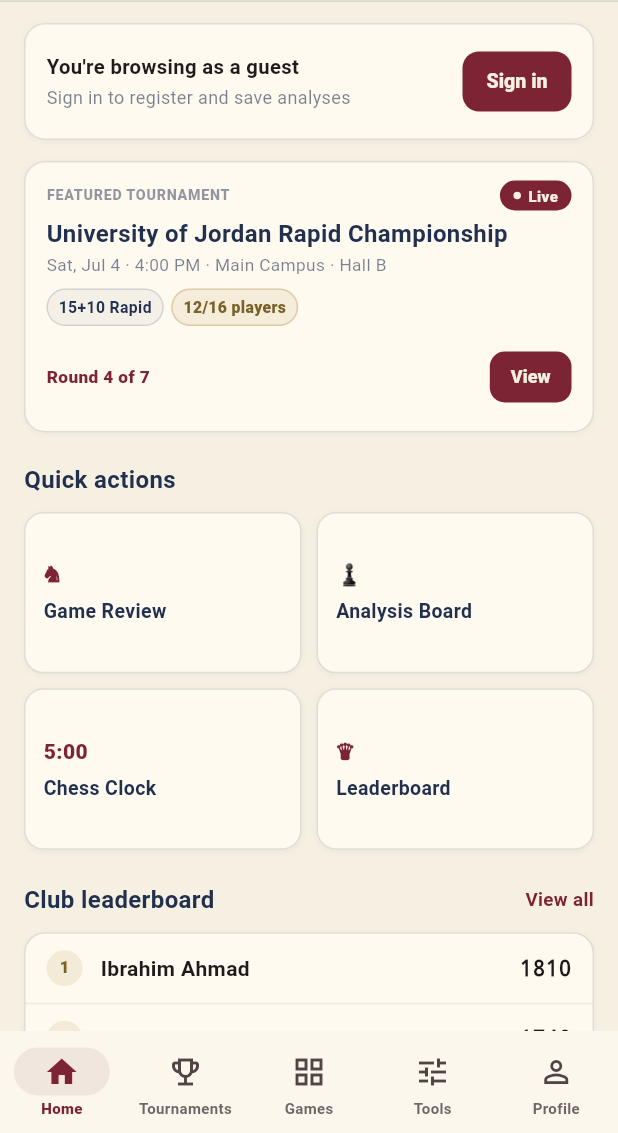
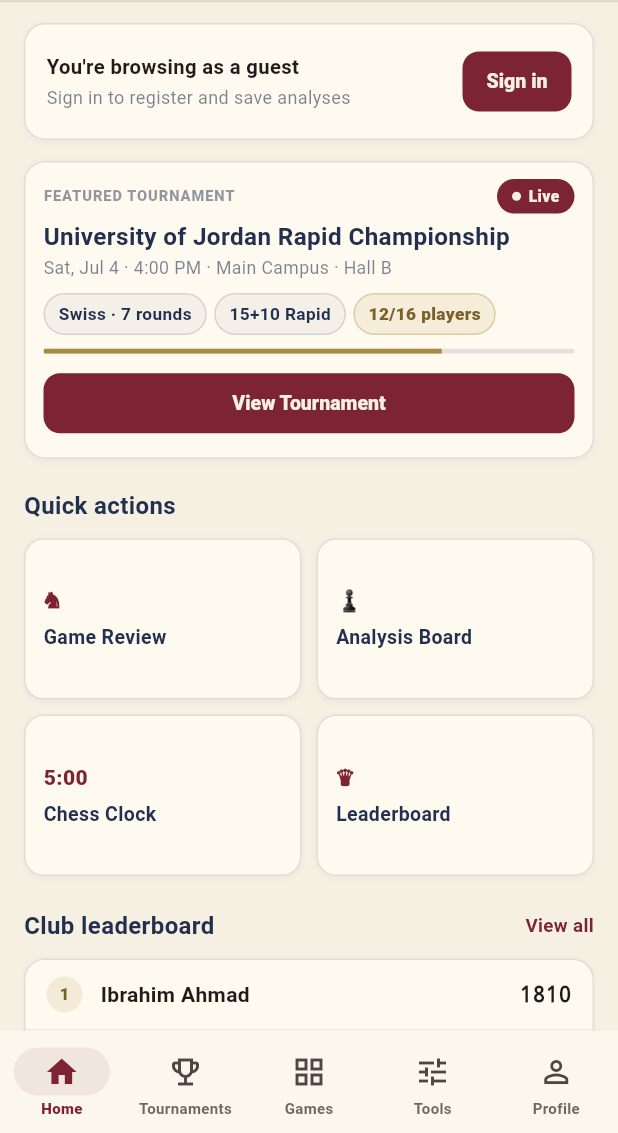
Before and after one commit to Ibra0hh/juchess-platform, a Flutter app: the screen it shows after launch, on a phone screen of 412 x 824 dp, the part 103-1236 px from its top. Run offline on Flutter 3.47's test engine with Material 3 defaults, Android fonts, the phone set to English and light mode, and no system bars; our stand-ins replace appwrite; Roboto replaces fonts that are missing (-apple-system, Georgia).

```diff
--- a/apps/mobile/lib/main.dart
+++ b/apps/mobile/lib/main.dart
@@ -797,9 +797,11 @@
 
   @override
   Widget build(BuildContext context) {
+    final progress = _playerProgress(event.chips);
+
     return PrototypeCard(
       margin: EdgeInsets.zero,
-      padding: const EdgeInsets.fromLTRB(14, 12, 14, 12),
+      padding: const EdgeInsets.fromLTRB(12, 11, 12, 12),
       child: Column(
         crossAxisAlignment: CrossAxisAlignment.start,
         children: [
@@ -809,14 +811,14 @@
                 'FEATURED TOURNAMENT',
                 style: TextStyle(
                   color: Color(0x8021304e),
-                  fontSize: 9.5,
+                  fontSize: 9.8,
                   fontWeight: FontWeight.w800,
-                  letterSpacing: 0.5,
+                  letterSpacing: 0.6,
                 ),
               ),
               const Spacer(),
               if (event.status == 'active')
-                const LivePill(small: true)
+                const LivePill()
               else
                 StatusPill(event.status),
             ],
@@ -824,9 +826,9 @@
           const SizedBox(height: 6),
           SerifText(
             event.name,
-            size: 16,
+            size: 16.2,
             weight: FontWeight.w700,
-            height: 1.18,
+            height: 1.2,
             maxLines: 2,
             overflow: TextOverflow.ellipsis,
           ),
@@ -835,54 +837,55 @@
             event.meta,
             maxLines: 1,
             overflow: TextOverflow.ellipsis,
-            style: const TextStyle(color: Color(0x9921304e), fontSize: 11.5),
+            style: const TextStyle(color: Color(0x9921304e), fontSize: 11.8),
           ),
           const SizedBox(height: 8),
           Wrap(
             spacing: 5,
             runSpacing: 5,
-            children: [
-              if (event.chips.length > 1) CompactChipPill(event.chips[1]),
-              if (event.chips.length > 2) CompactGoldPill(event.chips[2]),
-            ],
-          ),
-          const SizedBox(height: 10),
-          Row(
-            children: [
-              Expanded(
-                child: Text(
-                  event.current,
-                  maxLines: 1,
-                  overflow: TextOverflow.ellipsis,
-                  style: const TextStyle(
-                    color: PrototypeColors.burgundy,
-                    fontWeight: FontWeight.w800,
-                    fontSize: 11.5,
-                  ),
-                ),
+            children: event.chips
+                .asMap()
+                .entries
+                .map(
+                  (entry) => entry.key == 2
+                      ? GoldPill(entry.value)
+                      : ChipPill(entry.value),
+                )
+                .toList(),
+          ),
+          const SizedBox(height: 9),
+          ClipRRect(
+            borderRadius: BorderRadius.circular(999),
+            child: LinearProgressIndicator(
+              value: progress,
+              minHeight: 3.5,
+              backgroundColor: const Color(0x1f21304e),
+              valueColor: const AlwaysStoppedAnimation<Color>(
+                PrototypeColors.gold,
               ),
-              FilledButton(
-                onPressed: onTap,
-                style: FilledButton.styleFrom(
-                  backgroundColor: PrototypeColors.burgundy,
-                  foregroundColor: PrototypeColors.cream,
-                  minimumSize: const Size(0, 34),
-                  padding: const EdgeInsets.symmetric(horizontal: 14),
-                  shape: RoundedRectangleBorder(
-                    borderRadius: BorderRadius.circular(10),
-                  ),
-                  textStyle: const TextStyle(
-                    fontSize: 12,
-                    fontWeight: FontWeight.w800,
-                  ),
-                ),
-                child: const Text('View'),
-              ),
-            ],
+            ),
+          ),
+          const SizedBox(height: 9),
+          SizedBox(
+            width: double.infinity,
+            child: PrototypeButton(label: 'View Tournament', onTap: onTap),
           ),
         ],
       ),
     );
+  }
+
+  double _playerProgress(List<String> chips) {
+    for (final chip in chips) {
+      final match = RegExp(r'(\d+)\s*/\s*(\d+)').firstMatch(chip);
+      if (match == null) continue;
+      final players = int.tryParse(match.group(1) ?? '');
+      final capacity = int.tryParse(match.group(2) ?? '');
+      if (players == null || capacity == null || capacity == 0) return 0;
+      return (players / capacity).clamp(0, 1);
+    }
+
+    return 0.75;
   }
 }
 
@@ -1748,58 +1751,6 @@
         style: const TextStyle(
           color: Color(0xff79622a),
           fontSize: 11.5,
-          fontWeight: FontWeight.w800,
-        ),
-      ),
-    );
-  }
-}
-
-class CompactChipPill extends StatelessWidget {
-  const CompactChipPill(this.label, {super.key});
-
-  final String label;
-
-  @override
-  Widget build(BuildContext context) {
-    return Container(
-      padding: const EdgeInsets.symmetric(horizontal: 7, vertical: 4),
-      decoration: BoxDecoration(
-        color: const Color(0x0d21304e),
-        border: Border.all(color: const Color(0x2621304e)),
-        borderRadius: BorderRadius.circular(999),
-      ),
-      child: Text(
-        label,
-        style: const TextStyle(
-          color: PrototypeColors.navy,
-          fontSize: 10.5,
-          fontWeight: FontWeight.w700,
-        ),
-      ),
-    );
-  }
-}
-
-class CompactGoldPill extends StatelessWidget {
-  const CompactGoldPill(this.label, {super.key});
-
-  final String label;
-
-  @override
-  Widget build(BuildContext context) {
-    return Container(
-      padding: const EdgeInsets.symmetric(horizontal: 7, vertical: 4),
-      decoration: BoxDecoration(
-        color: const Color(0x1fa98a3f),
-        border: Border.all(color: const Color(0x55a98a3f)),
-        borderRadius: BorderRadius.circular(999),
-      ),
-      child: Text(
-        label,
-        style: const TextStyle(
-          color: Color(0xff79622a),
-          fontSize: 10.5,
           fontWeight: FontWeight.w800,
         ),
       ),
```
